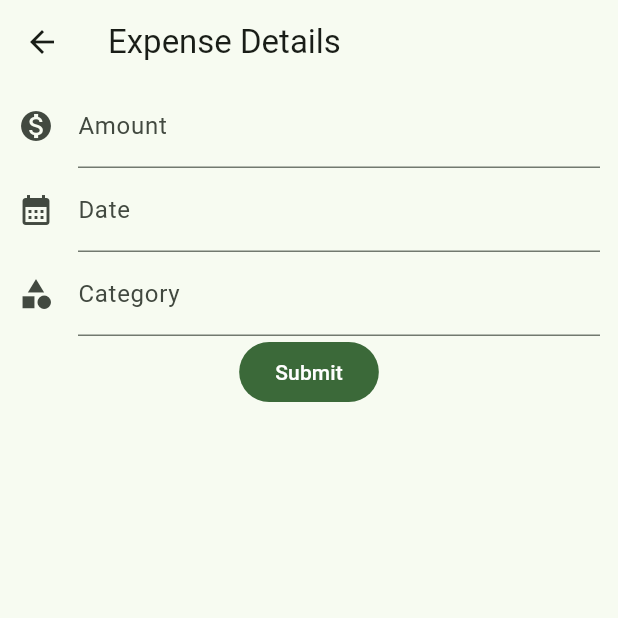
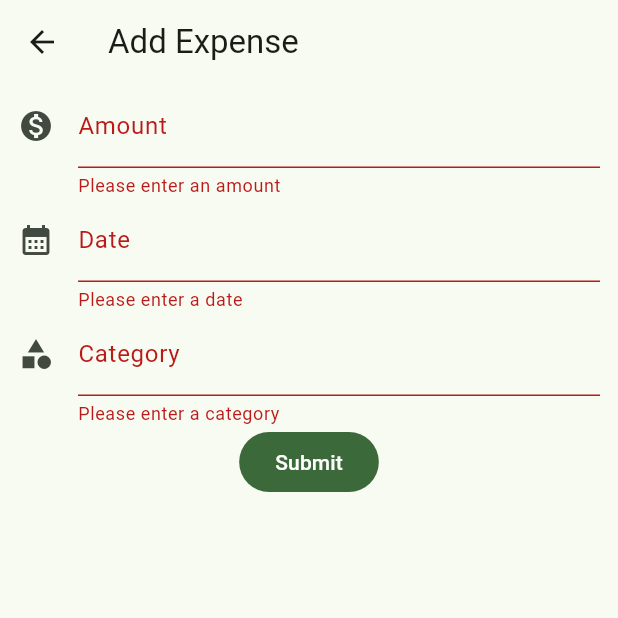
Before and after one commit to SHARKZTECH/Expense-Cal-Flutter, a Flutter app: the CreateExpensePage screen opened directly, after a tap on "Submit", on a phone screen of 412 x 824 dp, the top half of it. Run offline on Flutter 3.47's test engine with Material 3 defaults, Android fonts, the phone set to English and light mode, and no system bars; our stand-ins replace sqflite; accounts and stored records are empty.

Commit message:
create/add expense

```diff
--- a/lib/create_expense_page.dart
+++ b/lib/create_expense_page.dart
@@ -1,39 +1,115 @@
+import 'package:expense_calculator/database.dart';
+import 'package:expense_calculator/expense.dart';
 import 'package:flutter/material.dart';
+import 'package:intl/intl.dart';
 
-class CreateExpensePage extends StatelessWidget {
+class CreateExpensePage extends StatefulWidget {
   const CreateExpensePage({super.key});
+
+  @override
+  State<CreateExpensePage> createState() => _CreateExpensePageState();
+}
+
+class _CreateExpensePageState extends State<CreateExpensePage> {
+  final _formKey = GlobalKey<FormState>();
+  final _amountController = TextEditingController();
+  final _dateController = TextEditingController();
+  final _categoryController = TextEditingController();
+
+  @override
+  void dispose() {
+    _amountController.dispose();
+    _dateController.dispose();
+    _categoryController.dispose();
+    super.dispose();
+  }
+
+  Future<void> _saveExpense() async {
+    if (_formKey.currentState?.validate() ?? false) {
+      final amount = double.parse(_amountController.text);
+      final date = DateTime.parse(_dateController.text);
+      final category = _categoryController.text;
+
+      final newExpense = Expense(0, amount, date, category);
+
+      await SQLiteDbProvider.db.createExpense(newExpense);
+
+      Navigator.pop(context, true);
+    }
+  }
 
   @override
   Widget build(BuildContext context) {
     return Scaffold(
       appBar: AppBar(
-        title: const Text("Expense Details"),
+        title: const Text("Add Expense"),
       ),
       body: Container(
         margin: const EdgeInsets.symmetric(horizontal: 12.0),
         child: Form(
+            key: _formKey,
             child: Column(
               children: [
                 TextFormField(
+                  controller: _amountController,
                   decoration: const InputDecoration(
                     label: Text("Amount"),
                     icon: Icon(Icons.monetization_on),
                   ),
+                  validator: (value) {
+                    if (value == null || value.isEmpty) {
+                      return 'Please enter an amount';
+                    }
+                    if (double.tryParse(value) == null) {
+                      return 'Please enter a valid number';
+                    }
+                    return null;
+                  },
                 ),
                 TextFormField(
+                  controller: _dateController,
                   decoration: const InputDecoration(
                     label: Text("Date"),
                     icon: Icon(Icons.calendar_month),
                   ),
+                  onTap: () async {
+                    FocusScope.of(context).requestFocus(new FocusNode());
+                    final pickedDate = await showDatePicker(
+                      context: context,
+                      initialDate: DateTime.now(),
+                      firstDate: DateTime(2000),
+                      lastDate: DateTime(2101),
+                    );
+                    if (pickedDate != null) {
+                      _dateController.text =
+                          DateFormat('yyyy-MM-dd').format(pickedDate);
+                    }
+                  },
+                  validator: (value) {
+                    if (value == null || value.isEmpty) {
+                      return 'Please enter a date';
+                    }
+                    if (DateTime.tryParse(value) == null) {
+                      return 'Please enter a valid date (yyyy-MM-dd)';
+                    }
+                    return null;
+                  },
                 ),
                 TextFormField(
+                  controller: _categoryController,
                   decoration: const InputDecoration(
                     label: Text("Category"),
                     icon: Icon(Icons.category),
                   ),
+                  validator: (value) {
+                    if (value == null || value.isEmpty) {
+                      return 'Please enter a category';
+                    }
+                    return null;
+                  },
                 ),
                 FilledButton(
-              onPressed: () {},
+                  onPressed: _saveExpense,
                   child: const Text("Submit"),
                 )
               ],
```
Lines whose indentation alone changed are shown as unchanged.
